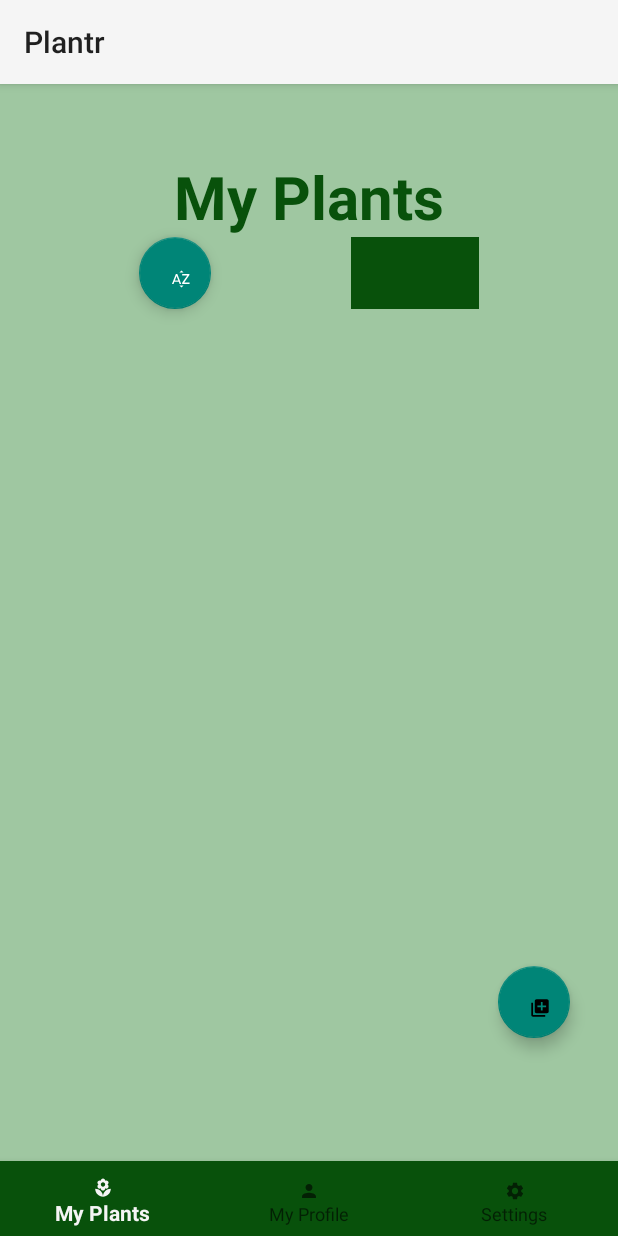
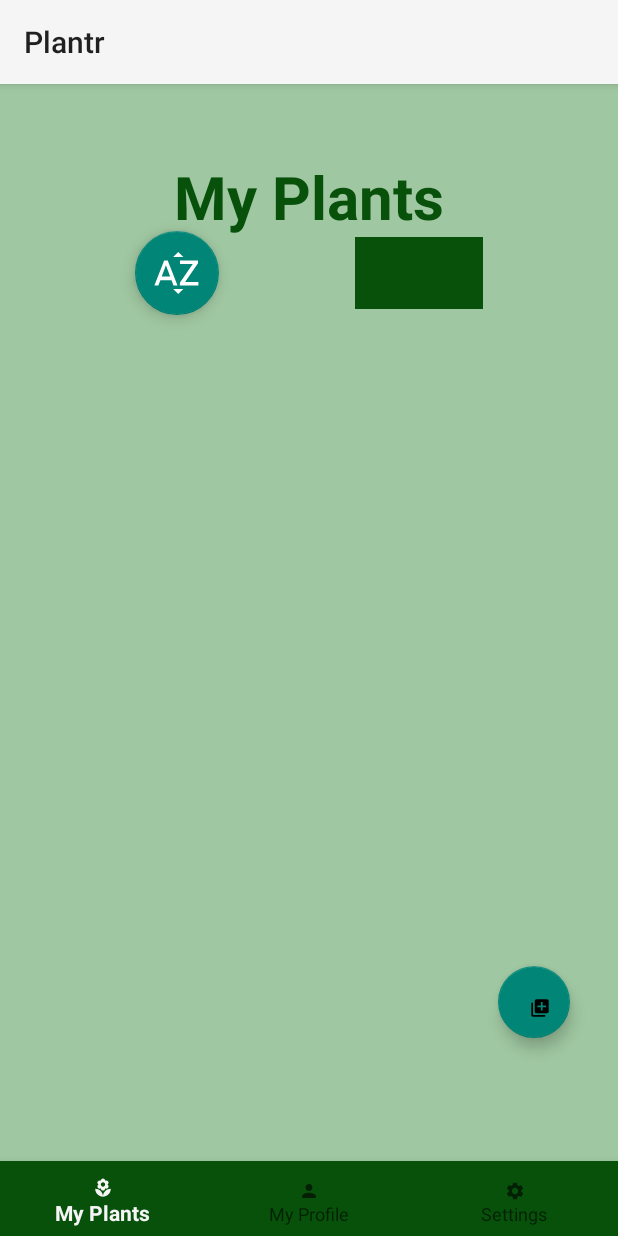
Before and after one commit to CS5520Feinberg/final-project-project-groups-v2-15, an Android app: the MyPlantsActivity screen opened directly, with no data from a screen before it, on a phone screen of 412 x 824 dp. Run offline under Robolectric (Android 15) with nearby library versions, the phone set to English and light mode, and no system bars; our stand-ins replace Firebase (no records; nobody signed in at launch, a user with empty details on screens opened directly); Roboto replaces fonts that are not available here.

Commit message:
fab fixes

```diff
--- a/app/src/main/res/layout/activity_my_plants.xml
+++ b/app/src/main/res/layout/activity_my_plants.xml
@@ -71,16 +71,18 @@
 
     <com.google.android.material.floatingactionbutton.FloatingActionButton
         android:id="@+id/sortButton"
-        android:layout_width="85dp"
-        android:layout_height="48dp"
+        android:layout_width="wrap_content"
+        android:layout_height="wrap_content"
         android:background="@color/darkGreen"
+        android:onClick="sortButton"
         android:popupBackground="@color/lightYellow"
+        app:fabSize="normal"
         app:layout_constraintBottom_toBottomOf="@id/filterSpinner"
         app:layout_constraintEnd_toStartOf="@+id/filterSpinner"
         app:layout_constraintStart_toStartOf="parent"
         app:layout_constraintTop_toTopOf="@id/filterSpinner"
-        app:srcCompat="@drawable/alphasort_foreground"
-        android:onClick="sortButton"/>
+        app:maxImageSize="60dp"
+        app:srcCompat="@drawable/alphasort_foreground" />
 
 
 
```
